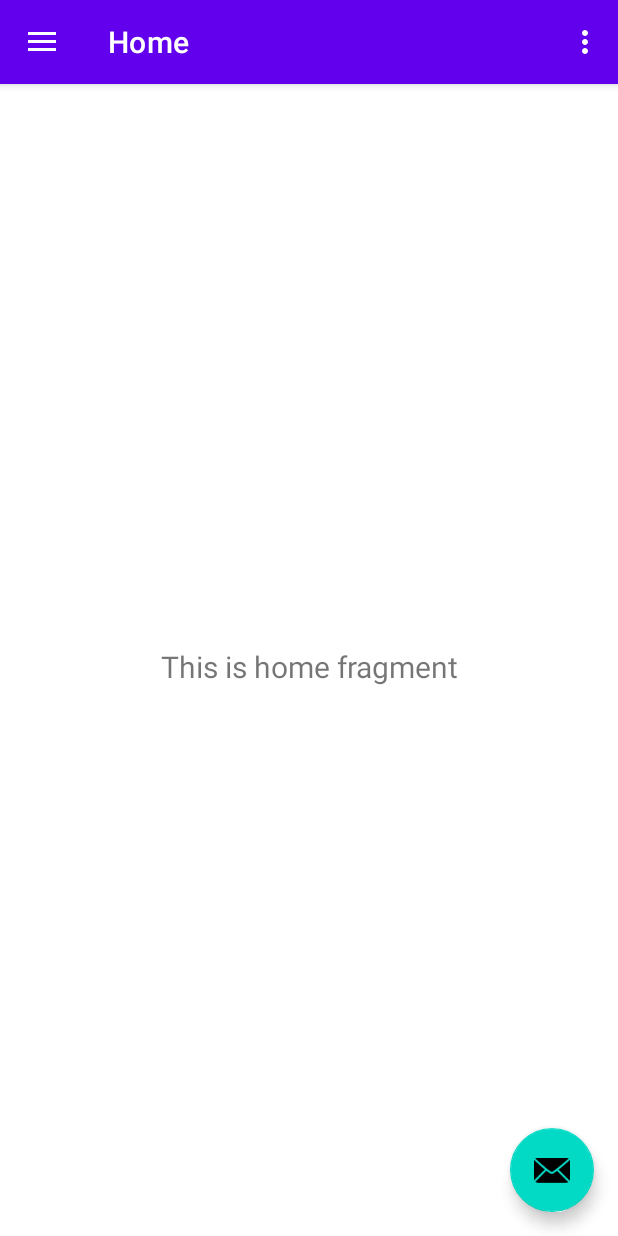
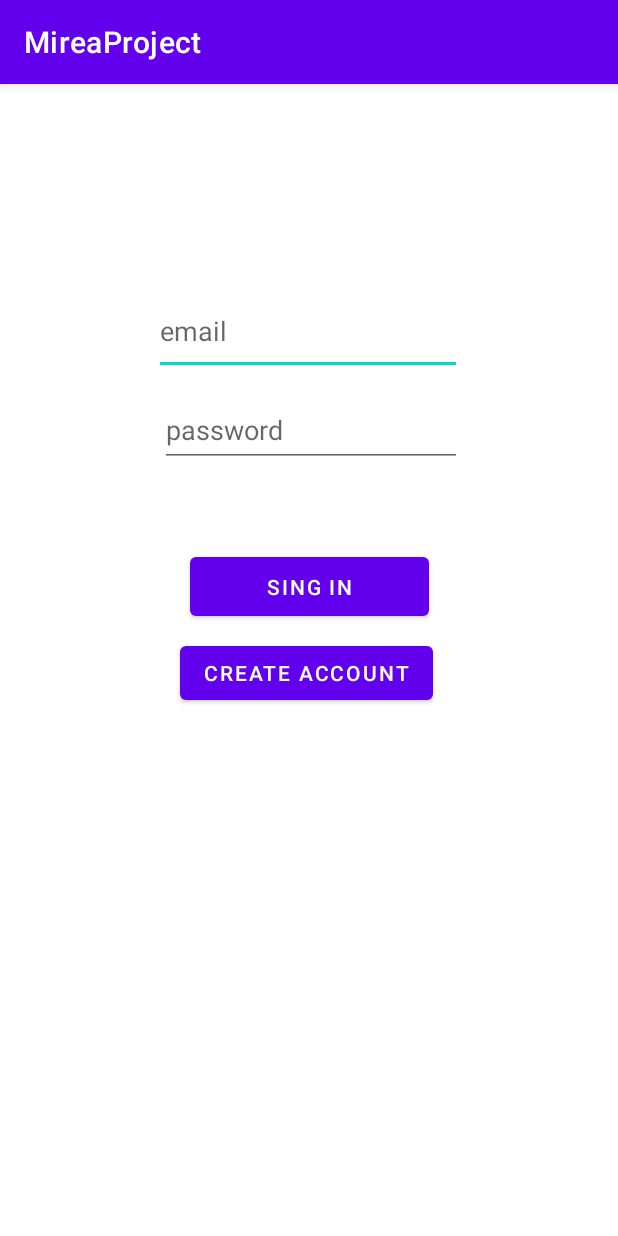
Before and after one commit to souriss/MireaProject, an Android app: the screen it shows after launch (MainActivity before the commit, FirebaseFragment after it), on a phone screen of 412 x 824 dp. Run offline under Robolectric (Android 15) with nearby library versions, the phone set to English and light mode, and no system bars; our stand-ins replace Firebase (no records; nobody signed in at launch, a user with empty details on screens opened directly).

Commit message:
Lesson 78

```diff
--- a/app/build.gradle.kts
+++ b/app/build.gradle.kts
@@ -1,5 +1,6 @@
 plugins {
     id("com.android.application")
+    id("com.google.gms.google-services")
 }
 
 android {
@@ -40,6 +41,10 @@ dependencies {
     implementation("androidx.lifecycle:lifecycle-viewmodel-ktx:2.6.1")
     implementation("androidx.navigation:navigation-fragment:2.7.7")
     implementation("androidx.navigation:navigation-ui:2.7.7")
+    implementation("com.google.firebase:firebase-auth:23.0.0")
+    implementation ("org.osmdroid:osmdroid-android:6.1.16")
+    // библиотека для хранения данных SharedPreferences
+    implementation ("androidx.preference:preference:1.2.0")
     testImplementation("junit:junit:4.13.2")
     androidTestImplementation("androidx.test.ext:junit:1.1.5")
     androidTestImplementation("androidx.test.espresso:espresso-core:3.5.1")
--- /dev/null
+++ b/app/src/main/java/ru/mirea/lednevadd/mireaproject/FirebaseFragment.java
@@ -0,0 +1,147 @@
+package ru.mirea.lednevadd.mireaproject;
+
+import androidx.annotation.NonNull;
+import androidx.appcompat.app.AppCompatActivity;
+
+import android.content.Intent;
+import android.os.Bundle;
+import android.util.Log;
+import android.view.View;
+import android.widget.Toast;
+
+import com.google.android.gms.tasks.OnCompleteListener;
+import com.google.android.gms.tasks.Task;
+import com.google.firebase.auth.AuthResult;
+import com.google.firebase.auth.FirebaseAuth;
+import com.google.firebase.auth.FirebaseUser;
+import ru.mirea.lednevadd.mireaproject.databinding.FragmentFirebaseBinding;
+
+public class FirebaseFragment extends AppCompatActivity {
+    private static final String TAG = MainActivity.class.getSimpleName();
+    private FragmentFirebaseBinding binding;
+    private FirebaseAuth mAuth;
+
+    String userState;
+
+    @Override
+    public void onCreate(Bundle savedInstanceState) {
+        super.onCreate(savedInstanceState);
+        binding = FragmentFirebaseBinding.inflate(getLayoutInflater());
+
+        setContentView(binding.getRoot());
+        binding.Button2.setOnClickListener(new View.OnClickListener() {
+            @Override
+            public void onClick(View v) {
+                String email = binding.email.getText().toString();
+                String password = binding.password.getText().toString();
+                createAccount(email, password);
+            }
+        });
+
+        binding.Button.setOnClickListener(new View.OnClickListener() {
+            @Override
+            public void onClick(View v) {
+                String email = binding.email.getText().toString();
+                String password = binding.password.getText().toString();
+                signIn(email, password);
+            }
+        });
+
+        mAuth = FirebaseAuth.getInstance();
+        userState = getIntent().getStringExtra("userState");
+    }
+
+
+    @Override
+    public void onStart() {
+        super.onStart();
+        FirebaseUser currentUser = mAuth.getCurrentUser();
+        updateUI(currentUser);
+    }
+
+    private void updateUI(FirebaseUser user) {
+        if(userState != null && userState.equals("signedOut"))
+        {
+            user = null;
+            userState = null;
+        }
+        if (user != null) {
+            Intent intent = new Intent(FirebaseFragment.this, MainActivity.class);
+            startActivity(intent);
+        } else {
+            binding.email.setVisibility(View.VISIBLE);
+            binding.password.setVisibility(View.VISIBLE);
+            binding.Button.setVisibility(View.VISIBLE);
+            binding.Button2.setVisibility(View.VISIBLE);
+        }
+
+    }
+
+    private void createAccount(String email, String password) {
+        Log.d(TAG, "createAccount:" + email);
+        if (!validateForm()) {
+            return;
+        }
+        mAuth.createUserWithEmailAndPassword(email, password)
+                .addOnCompleteListener(this, new OnCompleteListener<AuthResult>() {
+                    @Override
+                    public void onComplete(@NonNull Task<AuthResult> task) {
+                        if (task.isSuccessful()) {
+                            Log.d(TAG, "createUserWithEmail:success");
+                            FirebaseUser user = mAuth.getCurrentUser();
+                            updateUI(user);
+                        } else {
+                            // If sign in fails, display a message to the user.
+                            Log.w(TAG, "createUserWithEmail:failure",
+                                    task.getException());
+                            Toast.makeText(FirebaseFragment.this, "Authentication failed.", Toast.LENGTH_SHORT).show();
+                            updateUI(null);
+                        }
+                    }
+                });
+    }
+
+    private void signIn(String email, String password) {
+        Log.d(TAG, "signIn:" + email);
+        mAuth.signInWithEmailAndPassword(email, password)
+                .addOnCompleteListener(this, new OnCompleteListener<AuthResult>() {
+                    @Override
+                    public void onComplete(@NonNull Task<AuthResult> task) {
+                        if (task.isSuccessful()) {
+                            Log.d(TAG, "signInWithEmail:success");
+                            FirebaseUser user = mAuth.getCurrentUser();
+                            updateUI(user);
+                        } else {
+                            // If sign in fails, display a message to the user.
+                            Log.w(TAG, "signInWithEmail:failure", task.getException());
+                            Toast.makeText(FirebaseFragment.this, "Authentication failed.",
+                                    Toast.LENGTH_SHORT).show();
+                            updateUI(null);
+                        }
+                    }
+                });
+    }
+
+
+    private boolean validateForm() {
+        boolean valid = true;
+
+        String email = binding.email.getText().toString();
+        if (email.isEmpty()) {
+            binding.email.setError("Required.");
+            valid = false;
+        } else {
+            binding.email.setError(null);
+        }
+
+        String password = binding.password.getText().toString();
+        if (password.isEmpty()) {
+            binding.password.setError("Required.");
+            valid = false;
+        } else {
+            binding.password.setError(null);
+        }
+
+        return valid;
+    }
+}
--- a/app/src/main/java/ru/mirea/lednevadd/mireaproject/MainActivity.java
+++ b/app/src/main/java/ru/mirea/lednevadd/mireaproject/MainActivity.java
@@ -38,10 +38,8 @@ public class MainActivity extends AppCompatActivity {
         });
         DrawerLayout drawer = binding.drawerLayout;
         NavigationView navigationView = binding.navView;
-        // Passing each menu ID as a set of Ids because each
-        // menu should be considered as top level destinations.
         mAppBarConfiguration = new AppBarConfiguration.Builder(
-                R.id.nav_home, R.id.nav_gallery, R.id.nav_slideshow, R.id.nav_dataFragment, R.id.nav_webViewFragment, R.id.backgroundTaskFragment, R.id.compassFragment, R.id.photoCollageFragment, R.id.audioRecordFragment, R.id.profileFragment, R.id.workWithFilesFragment)
+                R.id.nav_home, R.id.nav_gallery, R.id.nav_slideshow, R.id.nav_dataFragment, R.id.nav_webViewFragment, R.id.backgroundTaskFragment, R.id.compassFragment, R.id.photoCollageFragment, R.id.audioRecordFragment, R.id.profileFragment, R.id.workWithFilesFragment, R.id.firebaseFragment, R.id.establishmentsFragment, R.id.SiteFragment)
                 .setOpenableLayout(drawer)
                 .build();
         NavController navController = Navigation.findNavController(this, R.id.nav_host_fragment_content_main);
--- /dev/null
+++ b/app/src/main/res/layout/fragment_firebase.xml
@@ -0,0 +1,70 @@
+<?xml version="1.0" encoding="utf-8"?>
+<FrameLayout xmlns:android="http://schemas.android.com/apk/res/android"
+    xmlns:app="http://schemas.android.com/apk/res-auto"
+    xmlns:tools="http://schemas.android.com/tools"
+    android:layout_width="match_parent"
+    android:layout_height="match_parent"
+    tools:context=".FirebaseFragment">
+
+    <androidx.constraintlayout.widget.ConstraintLayout
+        android:layout_width="match_parent"
+        android:layout_height="match_parent">
+
+        <Button
+            android:id="@+id/Button2"
+            android:layout_width="wrap_content"
+            android:layout_height="wrap_content"
+            android:layout_marginStart="120dp"
+            android:layout_marginTop="8dp"
+            android:layout_marginEnd="121dp"
+            android:text="Create account"
+            app:layout_constraintEnd_toEndOf="parent"
+            app:layout_constraintHorizontal_bias="0.0"
+            app:layout_constraintStart_toStartOf="parent"
+            app:layout_constraintTop_toBottomOf="@+id/Button" />
+
+        <Button
+            android:id="@+id/Button"
+            android:layout_width="159dp"
+            android:layout_height="51dp"
+            android:layout_marginStart="132dp"
+            android:layout_marginTop="54dp"
+            android:layout_marginEnd="132dp"
+            android:text="Sing in"
+            app:layout_constraintEnd_toEndOf="parent"
+            app:layout_constraintStart_toStartOf="parent"
+            app:layout_constraintTop_toBottomOf="@+id/password" />
+
+
+        <EditText
+            android:id="@+id/email"
+            android:layout_width="205dp"
+            android:layout_height="58dp"
+            android:layout_marginStart="114dp"
+            android:layout_marginTop="136dp"
+            android:layout_marginEnd="115dp"
+            android:ems="10"
+            android:hint="email"
+            android:inputType="text"
+            app:layout_constraintEnd_toEndOf="parent"
+            app:layout_constraintHorizontal_bias="0.521"
+            app:layout_constraintStart_toStartOf="parent"
+            app:layout_constraintTop_toTopOf="parent" />
+
+        <EditText
+            android:id="@+id/password"
+            android:layout_width="201dp"
+            android:layout_height="49dp"
+            android:layout_marginStart="112dp"
+            android:layout_marginTop="12dp"
+            android:layout_marginEnd="112dp"
+            android:ems="10"
+            android:hint="password"
+            android:inputType="text"
+            app:layout_constraintEnd_toEndOf="parent"
+            app:layout_constraintHorizontal_bias="0.428"
+            app:layout_constraintStart_toStartOf="parent"
+            app:layout_constraintTop_toBottomOf="@+id/email" />
+    </androidx.constraintlayout.widget.ConstraintLayout>
+
+</FrameLayout>
--- a/build.gradle.kts
+++ b/build.gradle.kts
@@ -1,3 +1,8 @@
+buildscript {
+    dependencies {
+        classpath("com.google.gms:google-services:4.4.1")
+    }
+}
 // Top-level build file where you can add configuration options common to all sub-projects/modules.
 plugins {
     id("com.android.application") version "8.2.2" apply false
```
Also changed, not shown: app/src/main/AndroidManifest.xml (+20 -1 lines), app/src/main/java/ru/mirea/lednevadd/mireaproject/EstablishmentsFragment.java (added, +182 -0 lines), app/src/main/java/ru/mirea/lednevadd/mireaproject/SiteFragment.java (added, +164 -0 lines), app/src/main/res/layout/fragment_establishments.xml (added, +12 -0 lines), app/src/main/res/layout/fragment_site.xml (added, +70 -0 lines), app/src/main/res/menu/activity_main_drawer.xml (+12 -2 lines), app/src/main/res/navigation/mobile_navigation.xml (+15 -0 lines), app/src/main/res/values/strings.xml (+18 -0 lines).
